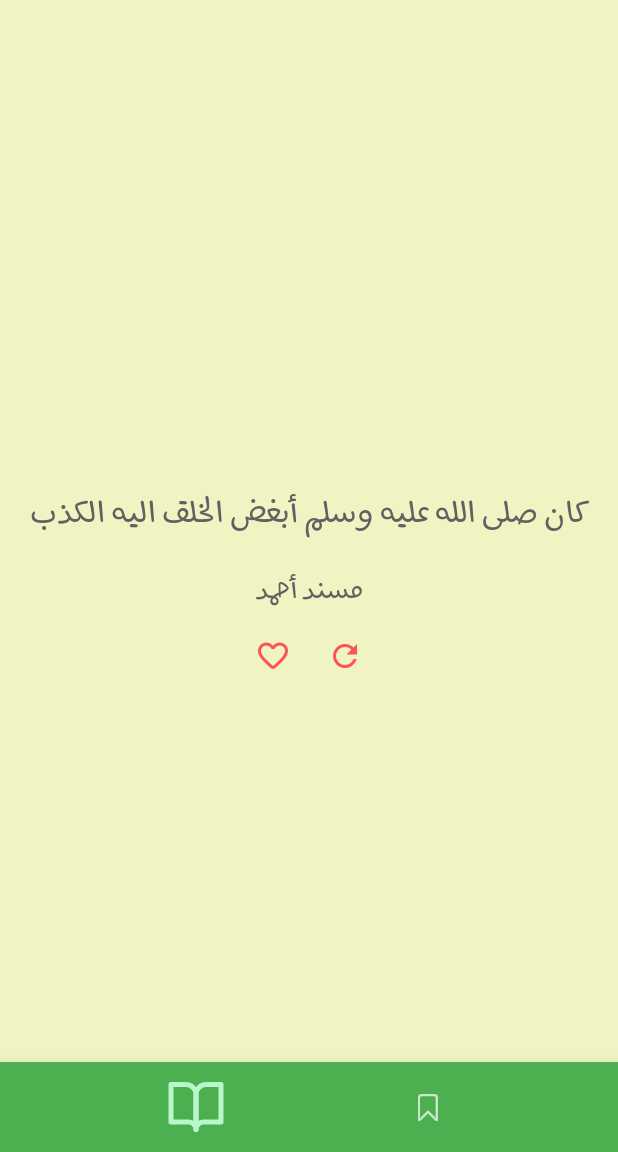
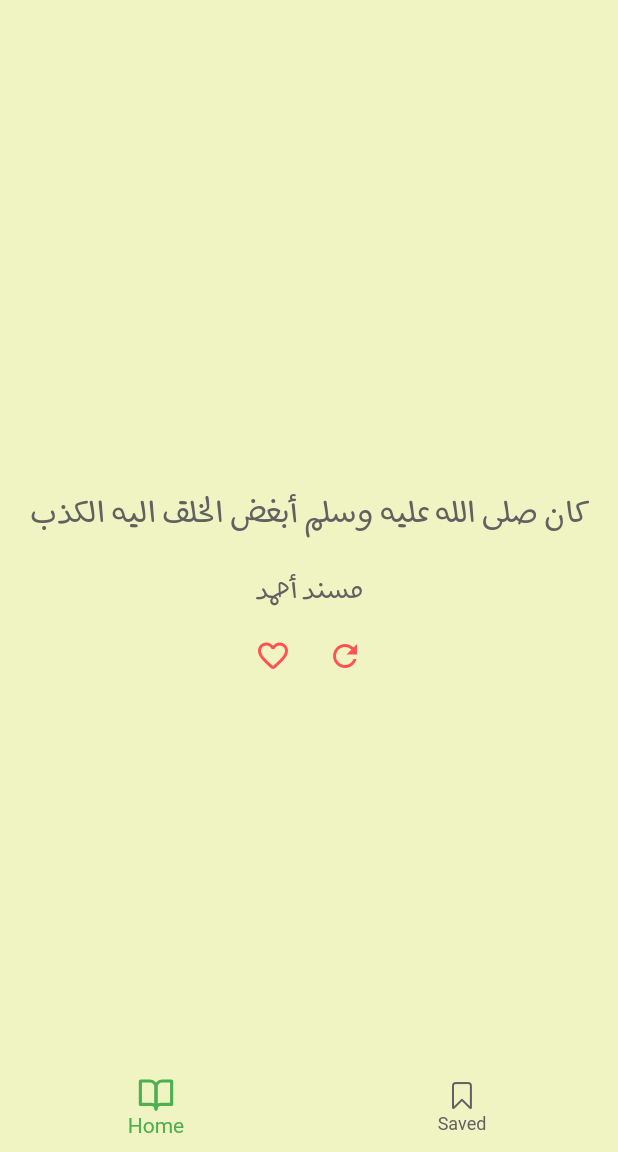
Before and after one commit to mouss3abbb/rasool, a Flutter app: the screen it shows after launch, on a phone screen of 412 x 824 dp, the part 84-1236 px from its top. Run offline on Flutter 3.47's test engine with Material 2 defaults, Android fonts, the phone set to English and light mode, and no system bars; our stand-ins replace flutter_feather_icons, flutter_slidable, hive, lottie, unicons; accounts and stored records are empty.

Commit message:
Edited the bottom bar

```diff
--- /dev/null
+++ b/lib/glass_effect.dart
@@ -0,0 +1,29 @@
+import 'dart:ui';
+
+import 'package:flutter/cupertino.dart';
+import 'package:flutter/src/widgets/framework.dart';
+import 'package:flutter/src/widgets/placeholder.dart';
+
+class GlassBox extends StatelessWidget {
+  const GlassBox({super.key, this.child});
+
+  final child;
+
+  @override
+  Widget build(BuildContext context) {
+    return ClipRRect(
+      borderRadius: BorderRadius.circular(10),
+      child: Container(
+        height: 60,
+        padding: EdgeInsets.all(2),
+        child: BackdropFilter(
+          filter: ImageFilter.blur(sigmaX: 10, sigmaY: 10),
+          child: Container(
+            alignment: Alignment.bottomCenter,
+            child: child,
+          ),
+        ),
+      ),
+    );
+  }
+}
--- a/lib/screens/main_screen.dart
+++ b/lib/screens/main_screen.dart
@@ -5,6 +5,7 @@ import 'package:flutter/material.dart';
 import 'package:flutter_feather_icons/flutter_feather_icons.dart';
 import 'package:flutter_slidable/flutter_slidable.dart';
 import 'package:rasool/data.dart';
+import 'package:rasool/glass_effect.dart';
 import 'package:unicons/unicons.dart';
 
 var rand = Random();
@@ -38,43 +39,37 @@ class _MainScreenState extends State<MainScreen>
         height: double.infinity,
         child: selectedIndex == 1 ? customInfo() : const SavedItems(),
       ),
-      bottomNavigationBar: BottomAppBar(
-        child: Container(
-          color: Colors.green,
-          height: 60,
-          child: Row(
-            mainAxisAlignment: MainAxisAlignment.spaceEvenly,
-            children: [
-              IconButton(
-                onPressed: () {
-                  setState(() {
-                    selectedIndex = 0;
-                  });
-                },
-                icon: Icon(selectedIndex == 0
+      bottomNavigationBar: GlassBox(
+        child: BottomNavigationBar(
+          currentIndex: selectedIndex,
+          selectedItemColor: Colors.green,
+          unselectedItemColor: Colors.grey[700],
+          backgroundColor: Colors.transparent,
+          elevation: 0,
+          type: BottomNavigationBarType.fixed,
+          onTap: (index) {
+            setState(() {
+              selectedIndex = index;
+            });
+          },
+          items: [
+            BottomNavigationBarItem(
+              label: "Saved",
+              icon: Icon(
+                selectedIndex == 0
                     ? CupertinoIcons.bookmark_fill
-                    : CupertinoIcons.bookmark),
-                color: selectedIndex == 0
-                    ? Colors.greenAccent[100]
-                    : Colors.white70,
-                iconSize: selectedIndex == 0 ? 40 : 20,
+                    : CupertinoIcons.bookmark,
+                size: selectedIndex == 0 ? 25 : 20,
               ),
-              IconButton(
-                onPressed: () {
-                  setState(() {
-                    selectedIndex = 1;
-                  });
-                },
-                icon: Icon(selectedIndex == 1
-                    ? FeatherIcons.bookOpen
-                    : FeatherIcons.book),
-                color: selectedIndex == 1
-                    ? Colors.greenAccent[100]
-                    : Colors.white70,
-                iconSize: selectedIndex == 1 ? 40 : 20,
+            ),
+            BottomNavigationBarItem(
+              label: "Home",
+              icon: Icon(
+                selectedIndex == 1 ? FeatherIcons.bookOpen : FeatherIcons.book,
+                size: selectedIndex == 1 ? 25 : 20,
               ),
-            ],
-          ),
+            ),
+          ],
         ),
       ),
     );
@@ -187,9 +182,9 @@ class _SavedItemsState extends State<SavedItems> {
                       content: Row(
                         mainAxisAlignment: MainAxisAlignment.spaceBetween,
                         children: [
-                          Text("Undo"),
+                          const Text("Undo"),
                           IconButton(
-                            icon: Icon(
+                            icon: const Icon(
                               Icons.undo,
                               color: Colors.white70,
                             ),
@@ -201,7 +196,7 @@ class _SavedItemsState extends State<SavedItems> {
                           ),
                         ],
                       ),
-                      duration: Duration(seconds: 3),
+                      duration: const Duration(seconds: 3),
                       backgroundColor: Colors.redAccent,
                       elevation: 0,
                     ));
```
